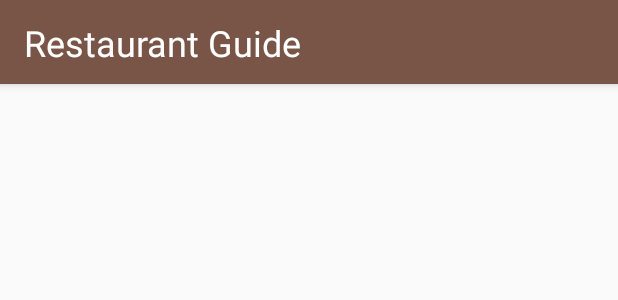
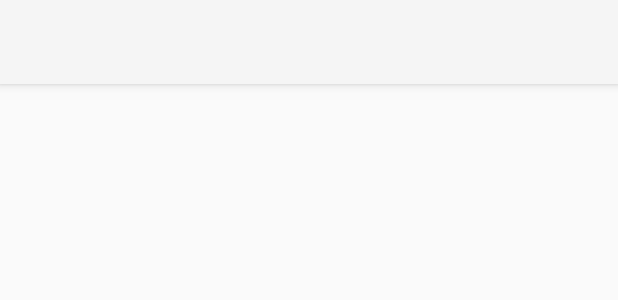
Before and after one commit to anitagold/Restaurant-Guide, an Android app: the layout activity_main.xml on its own in the app's theme, with its tools: preview values and no code run, on a phone screen of 412 x 824 dp. Shown: the top 300 px of the screen. Run offline under Robolectric (Android 15) with nearby library versions, the phone set to English and light mode, and no system bars.

Commit message:
Location error handled, Action Bar added, few comments added

```diff
--- a/app/build.gradle
+++ b/app/build.gradle
@@ -11,7 +11,7 @@ android {
             storePassword '123456'
         }
     }
-    compileSdkVersion 25
+    compileSdkVersion 27
     buildToolsVersion "25.0.3"
     defaultConfig {
         applicationId "com.example.android.restaurantguide"
--- a/app/src/main/AndroidManifest.xml
+++ b/app/src/main/AndroidManifest.xml
@@ -7,13 +7,12 @@
     <uses-permission android:name="android.permission.ACCESS_NETWORK_STATE" />
     <uses-permission android:name="android.permission.ACCESS_FINE_LOCATION" />
     <uses-permission android:name="android.permission.WRITE_EXTERNAL_STORAGE" />
-
     <application
+        android:theme="@style/Theme.AppCompat.Light.NoActionBar"
         android:label="@string/app_name"
         android:allowBackup="true"
         android:icon="@mipmap/ic_launcher"
-        android:supportsRtl="true"
-        android:theme="@style/AppTheme">
+        android:supportsRtl="true">
         <activity
             android:name=".activity.MainActivity"
             android:label="@string/app_name"
--- a/app/src/main/res/layout/activity_main.xml
+++ b/app/src/main/res/layout/activity_main.xml
@@ -12,19 +12,17 @@
         android:layout_height="wrap_content"
         android:theme="@style/AppTheme.AppBarOverlay">
 
+
         <android.support.v7.widget.Toolbar
             android:id="@+id/toolbar"
             android:layout_width="match_parent"
             android:layout_height="?attr/actionBarSize"
             android:background="?attr/colorPrimary"
-            app:popupTheme="@style/AppTheme.PopupOverlay">
+            android:elevation="4dp"
+            android:theme="@style/ThemeOverlay.AppCompat.ActionBar"
+            app:popupTheme="@style/ThemeOverlay.AppCompat.Light">
 
-            <TextView
-                android:layout_width="wrap_content"
-                android:layout_height="match_parent"
-                android:text="@string/restaurant_guide"
-                android:layout_marginTop="12dp"
-                style="@style/TextAppearance.AppCompat.Headline" />
+
         </android.support.v7.widget.Toolbar>
 
     </android.support.design.widget.AppBarLayout>
```
Also changed, not shown: app/src/main/java/com/example/android/restaurantguide/activity/MainActivity.java (+32 -7 lines), app/src/main/java/com/example/android/restaurantguide/sync/PlacesPullJob.java (+6 -65 lines).
